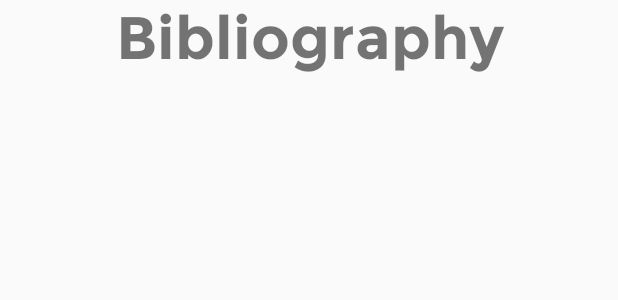
After one commit to csiems/Librarivs, an Android app: the layout activity_bibliography.xml on its own in the app's theme, with its tools: preview values and no code run, on a phone screen of 412 x 824 dp. The commit adds this screen. Shown: the top 300 px of the screen. Run offline under Robolectric (Android 15) with nearby library versions, the phone set to English and light mode, and no system bars.

Commit message:
implement passing of user input from manual entry form to bibliography activity

```diff
--- a/app/src/main/AndroidManifest.xml
+++ b/app/src/main/AndroidManifest.xml
@@ -18,7 +18,8 @@
                 <category android:name="android.intent.category.LAUNCHER" />
             </intent-filter>
         </activity>
-        <activity android:name=".ManualEntryActivity"></activity>
+        <activity android:name=".ManualEntryActivity" />
+        <activity android:name=".BibliographyActivity"></activity>
     </application>
 
 </manifest>
--- a/app/src/main/java/com/siems/christopher/librarivs/MainActivity.java
+++ b/app/src/main/java/com/siems/christopher/librarivs/MainActivity.java
@@ -63,6 +63,7 @@ public class MainActivity extends AppCompatActivity
     @Override
     public void onClick(View view) {
         switch(view.getId()) {
+            //Switch statement requires compile time constants, Butterknife bindings don't happen until onCreate (i.e. they don't cut it)
             case R.id.beginButton:
                 Intent intent = new Intent(MainActivity.this, ManualEntryActivity.class);
                 startActivity(intent);
--- /dev/null
+++ b/app/src/main/res/layout/activity_bibliography.xml
@@ -0,0 +1,41 @@
+<?xml version="1.0" encoding="utf-8"?>
+<RelativeLayout xmlns:android="http://schemas.android.com/apk/res/android"
+    xmlns:tools="http://schemas.android.com/tools"
+    android:layout_width="match_parent"
+    android:layout_height="match_parent"
+
+    tools:context="com.siems.christopher.librarivs.BibliographyActivity">
+
+
+    <ScrollView
+        android:layout_width="match_parent"
+        android:layout_height="match_parent"
+        android:id="@+id/bibliographyScrollView"
+        android:layout_alignParentTop="true"
+        android:layout_alignParentLeft="true"
+        android:layout_alignParentStart="true">
+
+
+        <LinearLayout
+            android:orientation="vertical"
+            android:layout_width="match_parent"
+            android:layout_height="match_parent">
+
+            <com.siems.christopher.librarivs.BoldTextView
+                android:layout_width="match_parent"
+                android:layout_height="wrap_content"
+                android:text="Bibliography"
+                android:textAlignment="center"
+                android:textSize="40sp"/>
+
+            <com.siems.christopher.librarivs.PrimaryTextView
+                android:layout_width="wrap_content"
+                android:layout_height="wrap_content"
+                />
+
+
+
+
+        </LinearLayout>
+    </ScrollView>
+</RelativeLayout>
--- a/app/src/main/res/layout/content_main.xml
+++ b/app/src/main/res/layout/content_main.xml
@@ -34,6 +34,7 @@
         style="@style/TextAppearance.FontPath"
         android:layout_width="match_parent"
         android:layout_height="wrap_content"
+        android:background="@color/colorPrimary"
         android:text="Begin A Project"
         android:id="@+id/beginButton"
         android:layout_centerHorizontal="true"
--- a/app/src/main/res/values/colors.xml
+++ b/app/src/main/res/values/colors.xml
@@ -1,8 +1,8 @@
 <?xml version="1.0" encoding="utf-8"?>
 <resources>
     <color name="colorPrimary">#AAA694</color>
+    <color name="colorPrimaryOpaque">#99AAA694</color>
     <color name="colorPrimaryDark">#7C6C77</color>
-    <color name="colorPrimaryDarkOpaque">#99AAA694</color>
     <color name="colorPrimaryLight">#D1D0A3</color>
     <color name="colorPrimaryText">#212121</color>
     <color name="colorSecondaryText">#EBF8B8</color>
```
Also changed, not shown: app/src/main/java/com/siems/christopher/librarivs/BibliographyActivity.java (added, +25 -0 lines), app/src/main/java/com/siems/christopher/librarivs/ManualEntryActivity.java (+45 -1 lines), app/src/main/res/layout/activity_manual_entry.xml (+13 -12 lines).
